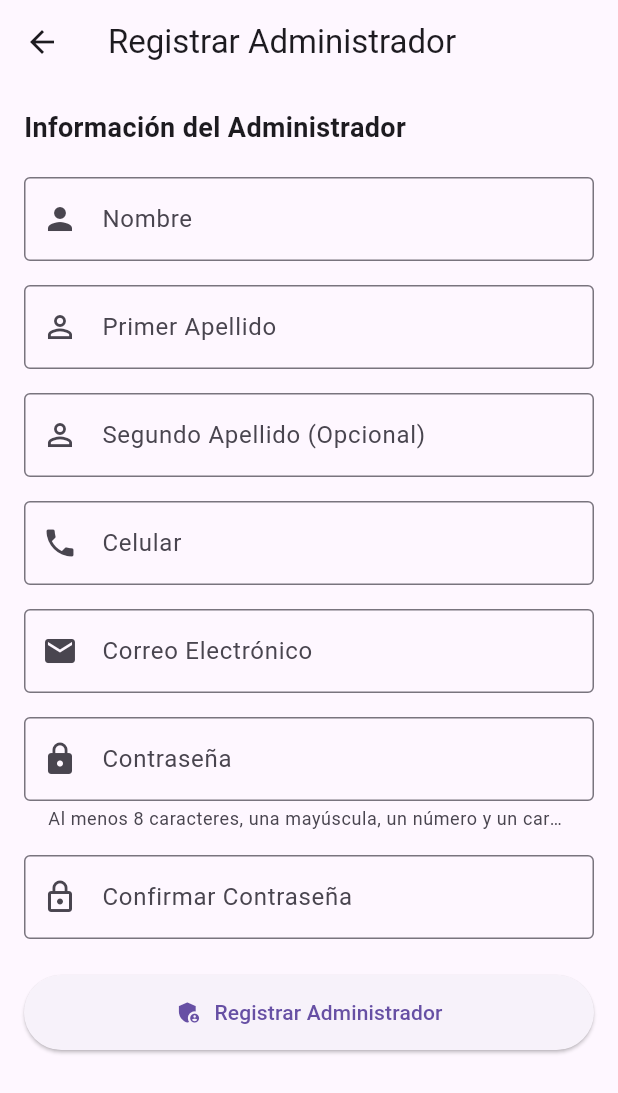
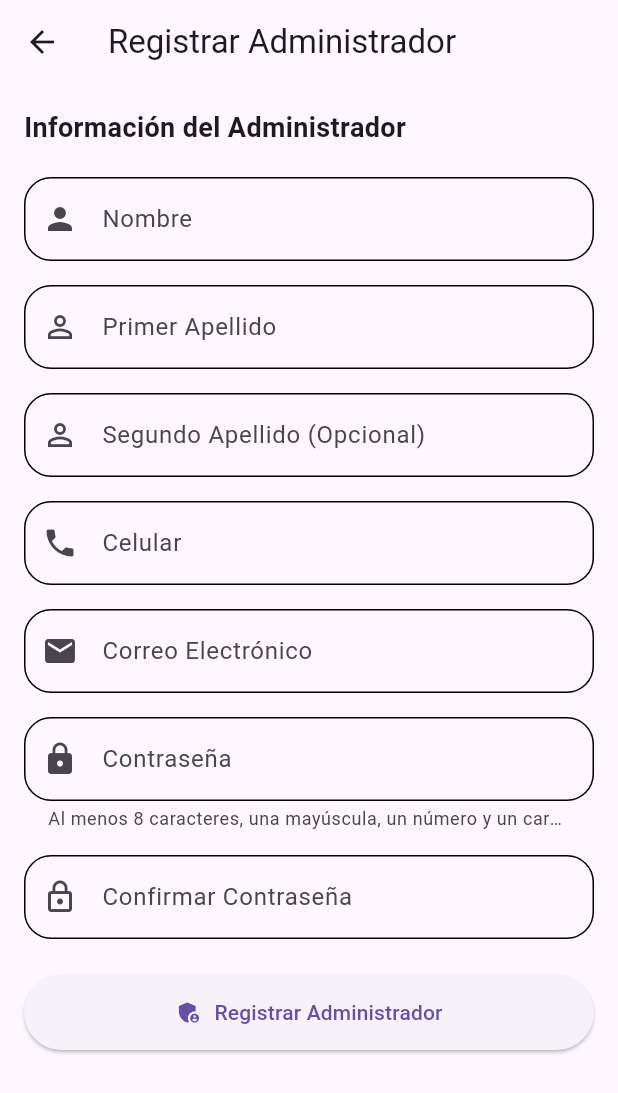
Before and after one commit to ESLEDA/grupo_sat_flutter, a Flutter app: the RegistrarAdminPage screen opened directly, on a phone screen of 412 x 824 dp. Shown: the top 1093 px of the screen. Run offline on Flutter 3.47's test engine with Material 3 defaults, Android fonts, the light colour scheme and no system bars; our stand-ins replace cloud_firestore, equatable, firebase_auth, firebase_core, flutter_bloc; accounts and stored records are empty.

Commit message:
Corrección de bordes del registro de adm

```diff
--- a/lib/features/auth/presentation/pagesAdmin/registrar_admin_page.dart
+++ b/lib/features/auth/presentation/pagesAdmin/registrar_admin_page.dart
@@ -67,7 +67,15 @@ class _RegistrarAdminPageState extends State<RegistrarAdminPage> {
                   controller: _nombreController,
                   decoration: const InputDecoration(
                     labelText: 'Nombre',
-                    border: OutlineInputBorder(),
+                    border:  OutlineInputBorder(
+                            borderRadius: BorderRadius.all(Radius.circular(18.0)), // Hace los bordes más curvos
+                          ),
+                          enabledBorder:  OutlineInputBorder(
+                            borderRadius: BorderRadius.all(Radius.circular(18.0)), // Mantiene la curvatura cuando no está enfocado
+                          ),
+                          focusedBorder:  OutlineInputBorder(
+                            borderRadius: BorderRadius.all(Radius.circular(18.0)), // Mantiene la curvatura cuando está enfocado
+                          ),
                     prefixIcon: Icon(Icons.person),
                   ),
                   validator: (value) {
@@ -82,7 +90,15 @@ class _RegistrarAdminPageState extends State<RegistrarAdminPage> {
                   controller: _primerApellidoController,
                   decoration: const InputDecoration(
                     labelText: 'Primer Apellido',
-                    border: OutlineInputBorder(),
+                    border:  OutlineInputBorder(
+                            borderRadius: BorderRadius.all(Radius.circular(18.0)), // Hace los bordes más curvos
+                          ),
+                          enabledBorder:  OutlineInputBorder(
+                            borderRadius: BorderRadius.all(Radius.circular(18.0)), // Mantiene la curvatura cuando no está enfocado
+                          ),
+                          focusedBorder:  OutlineInputBorder(
+                            borderRadius: BorderRadius.all(Radius.circular(18.0)), // Mantiene la curvatura cuando está enfocado
+                          ),
                     prefixIcon: Icon(Icons.person_outline),
                   ),
                   validator: (value) {
@@ -97,7 +113,15 @@ class _RegistrarAdminPageState extends State<RegistrarAdminPage> {
                   controller: _segundoApellidoController,
                   decoration: const InputDecoration(
                     labelText: 'Segundo Apellido (Opcional)',
-                    border: OutlineInputBorder(),
+                    border:  OutlineInputBorder(
+                            borderRadius: BorderRadius.all(Radius.circular(18.0)), // Hace los bordes más curvos
+                          ),
+                          enabledBorder:  OutlineInputBorder(
+                            borderRadius: BorderRadius.all(Radius.circular(18.0)), // Mantiene la curvatura cuando no está enfocado
+                          ),
+                          focusedBorder:  OutlineInputBorder(
+                            borderRadius: BorderRadius.all(Radius.circular(18.0)), // Mantiene la curvatura cuando está enfocado
+                          ),
                     prefixIcon: Icon(Icons.person_outline),
                   ),
                 ),
@@ -106,7 +130,15 @@ class _RegistrarAdminPageState extends State<RegistrarAdminPage> {
                   controller: _celularController,
                   decoration: const InputDecoration(
                     labelText: 'Celular',
-                    border: OutlineInputBorder(),
+                    border:  OutlineInputBorder(
+                            borderRadius: BorderRadius.all(Radius.circular(18.0)), // Hace los bordes más curvos
+                          ),
+                          enabledBorder:  OutlineInputBorder(
+                            borderRadius: BorderRadius.all(Radius.circular(18.0)), // Mantiene la curvatura cuando no está enfocado
+                          ),
+                          focusedBorder:  OutlineInputBorder(
+                            borderRadius: BorderRadius.all(Radius.circular(18.0)), // Mantiene la curvatura cuando está enfocado
+                          ),
                     prefixIcon: Icon(Icons.phone),
                   ),
                   keyboardType: TextInputType.phone,
@@ -117,7 +149,15 @@ class _RegistrarAdminPageState extends State<RegistrarAdminPage> {
                   controller: _correoController,
                   decoration: const InputDecoration(
                     labelText: 'Correo Electrónico',
-                    border: OutlineInputBorder(),
+                    border:  OutlineInputBorder(
+                            borderRadius: BorderRadius.all(Radius.circular(18.0)), // Hace los bordes más curvos
+                          ),
+                          enabledBorder:  OutlineInputBorder(
+                            borderRadius: BorderRadius.all(Radius.circular(18.0)), // Mantiene la curvatura cuando no está enfocado
+                          ),
+                          focusedBorder:  OutlineInputBorder(
+                            borderRadius: BorderRadius.all(Radius.circular(18.0)), // Mantiene la curvatura cuando está enfocado
+                          ),
                     prefixIcon: Icon(Icons.email),
                   ),
                   keyboardType: TextInputType.emailAddress,
@@ -128,7 +168,15 @@ class _RegistrarAdminPageState extends State<RegistrarAdminPage> {
                   controller: _contrasenaController,
                   decoration: const InputDecoration(
                     labelText: 'Contraseña',
-                    border: OutlineInputBorder(),
+                    border:  OutlineInputBorder(
+                            borderRadius: BorderRadius.all(Radius.circular(18.0)), // Hace los bordes más curvos
+                          ),
+                          enabledBorder:  OutlineInputBorder(
+                            borderRadius: BorderRadius.all(Radius.circular(18.0)), // Mantiene la curvatura cuando no está enfocado
+                          ),
+                          focusedBorder:  OutlineInputBorder(
+                            borderRadius: BorderRadius.all(Radius.circular(18.0)), // Mantiene la curvatura cuando está enfocado
+                          ),
                     prefixIcon: Icon(Icons.lock),
                     helperText: 'Al menos 8 caracteres, una mayúscula, un número y un carácter especial (#,%,&,+)',
                   ),
@@ -140,7 +188,15 @@ class _RegistrarAdminPageState extends State<RegistrarAdminPage> {
                   controller: _confirmarContrasenaController,
                   decoration: const InputDecoration(
                     labelText: 'Confirmar Contraseña',
-                    border: OutlineInputBorder(),
+                    border:  OutlineInputBorder(
+                            borderRadius: BorderRadius.all(Radius.circular(18.0)), // Hace los bordes más curvos
+                          ),
+                          enabledBorder:  OutlineInputBorder(
+                            borderRadius: BorderRadius.all(Radius.circular(18.0)), // Mantiene la curvatura cuando no está enfocado
+                          ),
+                          focusedBorder:  OutlineInputBorder(
+                            borderRadius: BorderRadius.all(Radius.circular(18.0)), // Mantiene la curvatura cuando está enfocado
+                          ),
                     prefixIcon: Icon(Icons.lock_outline),
                   ),
                   obscureText: true,
```
